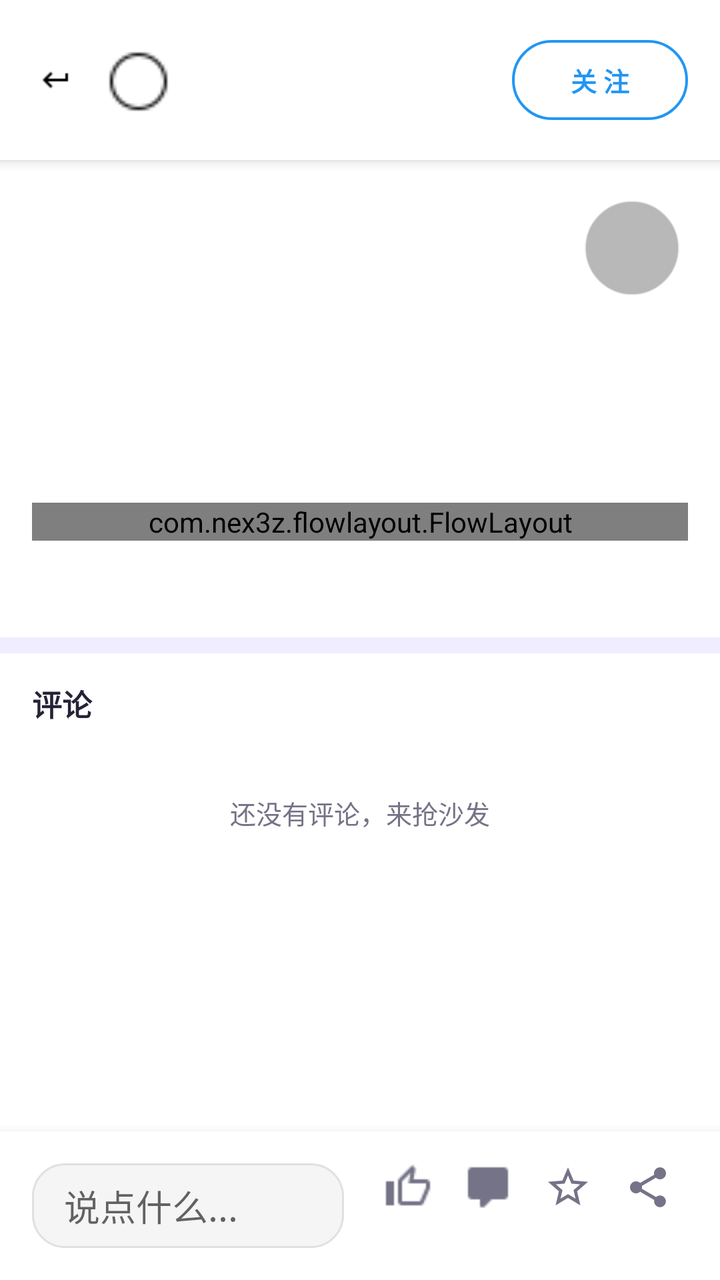
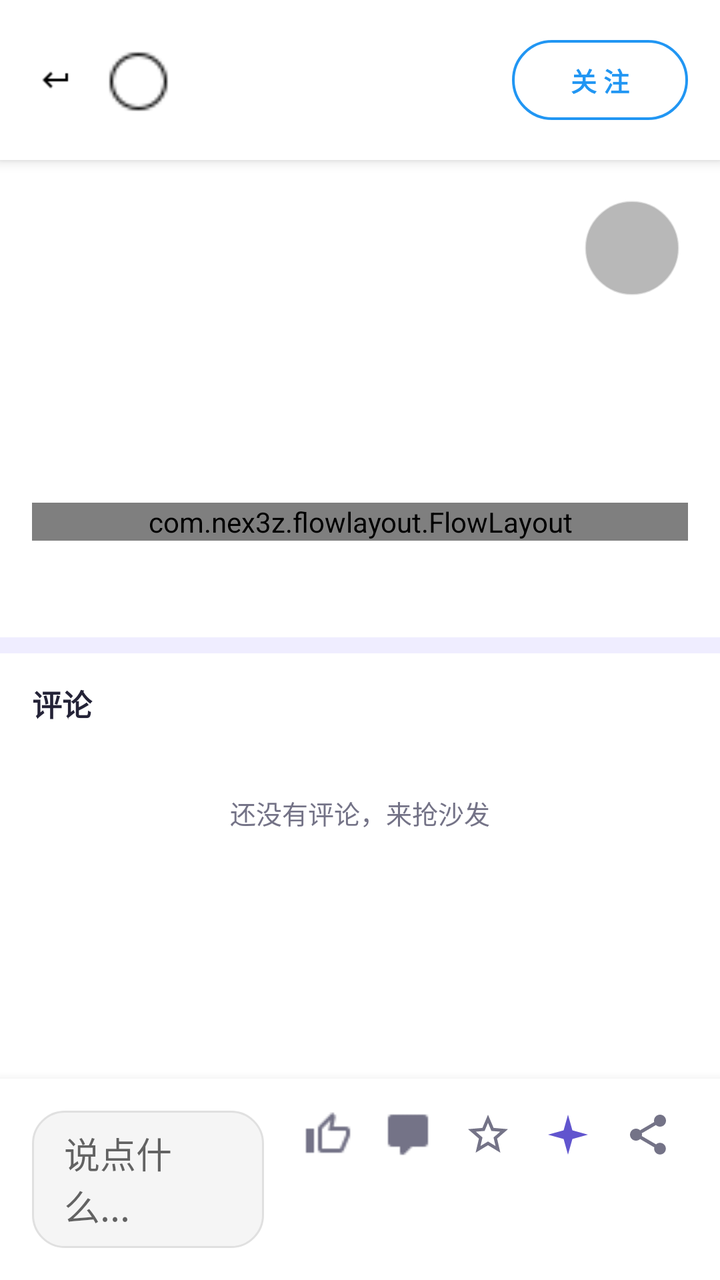

Before-and-after screenshots of an Android layout around one commit, followed by the original layout XML and the change that was made.
<!-- AndroidManifest.xml: application theme AppTheme -->
<!-- res/layout/activity_detail.xml -->
<?xml version="1.0" encoding="utf-8"?>
<androidx.coordinatorlayout.widget.CoordinatorLayout
    xmlns:android="http://schemas.android.com/apk/res/android"
    xmlns:app="http://schemas.android.com/apk/res-auto"
    android:id="@+id/root_layout"
    android:layout_width="match_parent"
    android:layout_height="match_parent"
    android:background="@color/white">

    
    <View
        android:id="@+id/background_overlay"
        android:layout_width="match_parent"
        android:layout_height="match_parent"
        android:background="#CCFFFFFF"
        android:alpha="0"
        android:clickable="false"
        android:focusable="false" />

    
    <FrameLayout
        android:id="@+id/scroll_container"
        android:layout_width="match_parent"
        android:layout_height="match_parent"
        android:clipChildren="false"
        android:clipToPadding="false">

        
        <androidx.core.widget.NestedScrollView
            android:id="@+id/nested_scroll_view"
            android:layout_width="match_parent"
            android:layout_height="match_parent"
            android:paddingBottom="80dp">

            <LinearLayout
                android:layout_width="match_parent"
                android:layout_height="wrap_content"
                android:orientation="vertical">

                
                <LinearLayout
                    android:id="@+id/top_bar"
                    android:layout_width="match_parent"
                    android:layout_height="wrap_content"
                    android:orientation="horizontal"
                    android:padding="16dp"
                    android:gravity="center_vertical"
                    android:background="@color/white"
                    android:elevation="4dp">

                    
                    <ImageView
                        android:id="@+id/back_button"
                        android:layout_width="24dp"
                        android:layout_height="24dp"
                        android:src="@drawable/ic_arrow_back"
                        android:contentDescription="返回"
                        android:padding="4dp"
                        android:background="?attr/selectableItemBackgroundBorderless" />

                    
                    <LinearLayout
                        android:id="@+id/author_container"
                        android:layout_width="0dp"
                        android:layout_height="wrap_content"
                        android:layout_weight="1"
                        android:orientation="horizontal"
                        android:paddingStart="12dp"
                        android:gravity="center_vertical"
                        android:clickable="true"
                        android:focusable="true"
                        android:foreground="?attr/selectableItemBackground">

                        
                        <ImageView
                            android:id="@+id/author_avatar"
                            android:layout_width="36dp"
                            android:layout_height="36dp"
                            android:scaleType="centerCrop"
                            android:background="@drawable/circle_bg"/>

                        
                        <TextView
                            android:id="@+id/author_name"
                            android:layout_width="wrap_content"
                            android:layout_height="wrap_content"
                            android:layout_marginStart="12dp"
                            android:textSize="14sp"
                            android:textStyle="bold"
                            android:textColor="@color/black"
                            android:maxLines="1"
                            android:ellipsize="end"/>
                    </LinearLayout>

                    
                    <com.google.android.material.button.MaterialButton
                        android:id="@+id/follow_button"
                        style="@style/Widget.Material3.Button.OutlinedButton"
                        android:layout_width="wrap_content"
                        android:layout_height="wrap_content"
                        android:text="关 注"
                        android:textColor="@color/primary_color"
                        android:textSize="13sp"
                        android:textStyle="bold"
                        app:cornerRadius="50dp"
                        app:rippleColor="@color/primary_color"
                        app:strokeColor="@color/primary_color"
                        app:strokeWidth="1.2dp" />


                </LinearLayout>

                
                <FrameLayout
                    android:id="@+id/image_container"
                    android:layout_width="match_parent"
                    android:layout_height="wrap_content"
                    android:clipChildren="true"
                    android:clipToPadding="true">

                    <androidx.viewpager2.widget.ViewPager2
                        android:id="@+id/image_pager"
                        android:layout_width="match_parent"
                        android:layout_height="wrap_content"
                        android:background="@color/black"/>

                    
                    <LinearLayout
                        android:id="@+id/progress_indicator"
                        android:layout_width="match_parent"
                        android:layout_height="wrap_content"
                        android:layout_gravity="bottom"
                        android:orientation="horizontal"
                        android:gravity="center"
                        android:paddingVertical="8dp"
                        android:visibility="gone"/>

                    
                    <ImageView
                        android:id="@+id/music_control_button"
                        android:layout_width="48dp"
                        android:layout_height="48dp"
                        android:layout_gravity="bottom|end"
                        android:layout_margin="20dp"
                    android:background="@drawable/circle_transparent_bg"
                    android:alpha="0.7"
                    android:contentDescription="音乐控制"
                    android:padding="12dp"
                    android:clickable="true"
                    android:focusable="true"/>

                </FrameLayout>

                
                <LinearLayout
                    android:id="@+id/content_layout"
                    android:layout_width="match_parent"
                    android:layout_height="wrap_content"
                    android:orientation="vertical"
                    android:padding="16dp">

                    
                    <TextView
                        android:id="@+id/title_text"
                        android:layout_width="match_parent"
                        android:layout_height="wrap_content"
                        android:textSize="18sp"
                        android:textStyle="bold"
                        android:textColor="@color/black"
                        android:lineSpacingExtra="4dp"/>

                    
                    <TextView
                        android:id="@+id/content_text"
                        android:layout_width="match_parent"
                        android:layout_height="wrap_content"
                        android:layout_marginTop="12dp"
                        android:textSize="14sp"
                        android:textColor="@color/profile_ink"
                        android:lineSpacingExtra="6dp"/>

                    
                    <TextView
                        android:id="@+id/summarize_entry"
                        android:layout_width="wrap_content"
                        android:layout_height="wrap_content"
                        android:layout_marginTop="10dp"
                        android:background="@drawable/edittext_rounded_bg"
                        android:paddingStart="14dp"
                        android:paddingEnd="14dp"
                        android:paddingTop="8dp"
                        android:paddingBottom="8dp"
                        android:text="@string/summarize_entry"
                        android:textColor="@color/primary_color"
                        android:textSize="13sp"
                        android:textStyle="bold"
                        android:visibility="gone" />

                    <TextView
                        android:id="@+id/summary_body"
                        android:layout_width="match_parent"
                        android:layout_height="wrap_content"
                        android:layout_marginTop="10dp"
                        android:padding="14dp"
                        android:background="@drawable/edittext_rounded_bg"
                        android:textColor="@color/profile_ink"
                        android:textSize="14sp"
                        android:lineSpacingExtra="6dp"
                        android:textIsSelectable="true"
                        android:visibility="gone" />

                    <LinearLayout
                        android:layout_width="match_parent"
                        android:layout_height="wrap_content"
                        android:orientation="horizontal">
                        <Button
                            android:id="@+id/summary_retry"
                            android:layout_width="wrap_content"
                            android:layout_height="wrap_content"
                            android:text="@string/search_retry"
                            android:visibility="gone" />
                        <Button
                            android:id="@+id/summary_stop"
                            android:layout_width="wrap_content"
                            android:layout_height="wrap_content"
                            android:text="@string/ai_stop"
                            android:visibility="gone" />
                    </LinearLayout>

                    
                    <com.nex3z.flowlayout.FlowLayout
                        android:id="@+id/tags_container"
                        android:layout_width="match_parent"
                        android:layout_height="wrap_content"
                        android:layout_marginTop="12dp"
                        android:orientation="horizontal"/>

                    
                    <TextView
                        android:id="@+id/publish_date"
                        android:layout_width="match_parent"
                        android:layout_height="wrap_content"
                        android:layout_marginTop="16dp"
                        android:textSize="12sp"
                        android:textColor="@color/profile_muted"/>
                </LinearLayout>

                
                <View
                    android:layout_width="match_parent"
                    android:layout_height="8dp"
                    android:background="@color/profile_soft" />

                <LinearLayout
                    android:layout_width="match_parent"
                    android:layout_height="wrap_content"
                    android:orientation="vertical"
                    android:paddingBottom="16dp">

                    <LinearLayout
                        android:layout_width="match_parent"
                        android:layout_height="wrap_content"
                        android:orientation="horizontal"
                        android:gravity="center_vertical"
                        android:paddingStart="16dp"
                        android:paddingEnd="16dp">

                        <TextView
                            android:id="@+id/comments_header"
                            android:layout_width="0dp"
                            android:layout_height="wrap_content"
                            android:layout_weight="1"
                            android:paddingTop="14dp"
                            android:paddingBottom="10dp"
                            android:text="@string/comments_header"
                            android:textSize="15sp"
                            android:textStyle="bold"
                            android:textColor="@color/profile_ink" />

                        
                        <TextView
                            android:id="@+id/auto_reply_entry"
                            android:layout_width="wrap_content"
                            android:layout_height="wrap_content"
                            android:paddingStart="8dp"
                            android:paddingEnd="4dp"
                            android:paddingTop="14dp"
                            android:paddingBottom="10dp"
                            android:text="@string/auto_reply_entry"
                            android:textColor="@color/profile_accent"
                            android:textSize="13sp"
                            android:visibility="gone" />
                    </LinearLayout>

                    <androidx.recyclerview.widget.RecyclerView
                        android:id="@+id/comments_list"
                        android:layout_width="match_parent"
                        android:layout_height="wrap_content"
                        android:nestedScrollingEnabled="false"
                        android:overScrollMode="never" />

                    <TextView
                        android:id="@+id/comments_empty"
                        android:layout_width="match_parent"
                        android:layout_height="wrap_content"
                        android:gravity="center"
                        android:padding="24dp"
                        android:text="@string/comments_empty"
                        android:textSize="13sp"
                        android:textColor="@color/profile_muted" />

                    <TextView
                        android:id="@+id/comments_more"
                        android:layout_width="match_parent"
                        android:layout_height="wrap_content"
                        android:gravity="center"
                        android:padding="10dp"
                        android:textSize="13sp"
                        android:textColor="@color/profile_accent"
                        android:visibility="gone" />
                </LinearLayout>
            </LinearLayout>
        </androidx.core.widget.NestedScrollView>
    </FrameLayout>

    
    <LinearLayout
        android:id="@+id/bottom_bar"
        android:layout_width="match_parent"
        android:layout_height="wrap_content"
        android:layout_gravity="bottom"
        android:orientation="horizontal"
        android:background="@color/white"
        android:padding="16dp"
        android:elevation="8dp"
        app:layout_behavior="com.google.android.material.behavior.HideBottomViewOnScrollBehavior">

        
        <EditText
            android:id="@+id/comment_input"
            android:layout_width="0dp"
            android:layout_height="wrap_content"
            android:minHeight="40dp"
            android:layout_weight="1"
            android:layout_marginEnd="12dp"
            android:hint="@string/comments_input_hint"
            android:background="@drawable/edittext_rounded_bg"
            android:paddingStart="16dp"
            android:paddingEnd="16dp"
            android:paddingTop="8dp"
            android:paddingBottom="8dp"
            android:maxLines="3"
            android:imeOptions="actionSend"
            android:inputType="textMultiLine|textCapSentences"/>

        
        <TextView
            android:id="@+id/comment_send"
            android:layout_width="wrap_content"
            android:layout_height="wrap_content"
            android:layout_gravity="center_vertical"
            android:layout_marginEnd="12dp"
            android:background="@drawable/edittext_rounded_bg"
            android:paddingStart="14dp"
            android:paddingEnd="14dp"
            android:paddingTop="8dp"
            android:paddingBottom="8dp"
            android:text="@string/comments_send"
            android:textColor="@color/primary_color"
            android:textSize="14sp"
            android:textStyle="bold"
            android:visibility="gone" />

        
        <ImageView
            android:id="@+id/like_button"
            android:layout_width="24dp"
            android:layout_height="24dp"
            android:layout_marginHorizontal="8dp"
            android:src="@drawable/ic_thumb_up_outline"
            app:tint="@color/profile_muted" />

        
        <ImageView
            android:id="@+id/comment_button"
            android:layout_width="24dp"
            android:layout_height="24dp"
            android:layout_marginHorizontal="8dp"
            android:src="@drawable/ic_comment_outline"
            app:tint="@color/profile_muted" />

        
        <ImageView
            android:id="@+id/collect_button"
            android:layout_width="24dp"
            android:layout_height="24dp"
            android:layout_marginHorizontal="8dp"
            android:src="@drawable/ic_star_outline"
            app:tint="@color/profile_muted" />

        
        <ImageView
            android:id="@+id/share_button"
            android:layout_width="24dp"
            android:layout_height="24dp"
            android:layout_marginHorizontal="8dp"
            android:src="@drawable/ic_share"
            app:tint="@color/profile_muted" />
    </LinearLayout>

</androidx.coordinatorlayout.widget.CoordinatorLayout>
<!-- resources referenced by this layout -->
<resources>
  <color name="black">#FF000000</color>
  <color name="primary_color">#FF2196F3</color>
  <color name="profile_accent">#6155CE</color>
  <color name="profile_ink">#242337</color>
  <color name="profile_muted">#747387</color>
  <color name="profile_soft">#EFEDFF</color>
  <color name="white">#FFFFFFFF</color>
  <!-- drawable circle_transparent_bg (drawable) -->
  <?xml version="1.0" encoding="utf-8"?>
  <shape xmlns:android="http://schemas.android.com/apk/res/android"
      android:shape="oval">
      <solid android:color="#66000000" /> 
      <stroke
          android:width="1dp"
          android:color="#88FFFFFF" /> 
  </shape>
  <!-- drawable edittext_rounded_bg (drawable) -->
  <?xml version="1.0" encoding="utf-8"?>
  <shape xmlns:android="http://schemas.android.com/apk/res/android"
      android:shape="rectangle">
      <solid android:color="@color/gray_100" />
      <corners android:radius="16dp" /> 
      <stroke
          android:width="1dp"
          android:color="@color/gray_300" />
  </shape>
  <string name="ai_stop">停止</string>
  <string name="auto_reply_entry">自动回复</string>
  <string name="comments_empty">还没有评论，来抢沙发</string>
  <string name="comments_header">评论</string>
  <string name="comments_input_hint">说点什么...</string>
  <string name="comments_send">发送</string>
  <string name="search_retry">重试</string>
  <string name="summarize_entry">✨ 提炼要点</string>
  <color name="gray_100">#FFF5F5F5</color>
  <color name="gray_300">#FFE0E0E0</color>
  <color name="gray_600">#FF757575</color>
  <color name="brand_violet_deep">#FF4A3FB8</color>
  <color name="brand_violet_light">#FF8B7FF5</color>
  <color name="brand_violet">#FF6155CE</color>
  <color name="profile_bg">#F7F7FC</color>
  <color name="profile_surface">#FFFFFF</color>
  <color name="profile_error">#B3261E</color>
  <color name="accent_ripple">#1F6155CE</color>
  <style name="ShapeRounded.Small" parent="ShapeAppearance.MaterialComponents.SmallComponent">
          <item name="cornerFamily">rounded</item>
          <item name="cornerSize">@dimen/radius_control</item>
      </style>
  <style name="ShapeRounded.Medium" parent="ShapeAppearance.MaterialComponents.MediumComponent">
          <item name="cornerFamily">rounded</item>
          <item name="cornerSize">@dimen/radius_card</item>
      </style>
  <style name="ShapeRounded.Large" parent="ShapeAppearance.MaterialComponents.LargeComponent">
          <item name="cornerFamily">rounded</item>
          <item name="cornerSize">24dp</item>
      </style>
  <style name="Widget.PixelFlow.Button" parent="Widget.MaterialComponents.Button">
          <item name="android:minHeight">52dp</item>
          <item name="android:textSize">15sp</item>
          <item name="android:textAllCaps">false</item>
          <item name="android:insetTop">0dp</item>
          <item name="android:insetBottom">0dp</item>
          <item name="cornerRadius">@dimen/radius_pill</item>
          <item name="android:textColor">@color/white</item>
      </style>
  <dimen name="radius_control">12dp</dimen>
  <dimen name="radius_card">16dp</dimen>
  <dimen name="radius_pill">22dp</dimen>
  <!-- unchanged entries left out for length: 7 -->
</resources>

<!-- the commit's change to res/layout/activity_detail.xml (unified diff, before → after) -->
@@ -400,6 +400,15 @@
 
         
         <ImageView
+            android:id="@+id/copilot_button"
+            android:layout_width="24dp"
+            android:layout_height="24dp"
+            android:layout_marginHorizontal="8dp"
+            android:contentDescription="@string/copilot_title"
+            android:src="@drawable/ic_sparkle"
+            android:tint="@color/profile_accent" />
+        
+        <ImageView
             android:id="@+id/share_button"
             android:layout_width="24dp"
             android:layout_height="24dp"
<!-- resource entries referenced after the edit -->
@@ -26,12 +26,24 @@
           android:width="1dp"
           android:color="@color/gray_300" />
   </shape>
+  <!-- drawable ic_sparkle (drawable) -->
+  <?xml version="1.0" encoding="utf-8"?>
+  <vector xmlns:android="http://schemas.android.com/apk/res/android"
+      android:width="20dp"
+      android:height="20dp"
+      android:viewportWidth="24"
+      android:viewportHeight="24">
+      <path
+          android:fillColor="#FFFFFF"
+          android:pathData="M12,2 L14.2,9.8 L22,12 L14.2,14.2 L12,22 L9.8,14.2 L2,12 L9.8,9.8 Z" />
+  </vector>
   <string name="ai_stop">停止</string>
   <string name="auto_reply_entry">自动回复</string>
   <string name="comments_empty">还没有评论，来抢沙发</string>
   <string name="comments_header">评论</string>
   <string name="comments_input_hint">说点什么...</string>
   <string name="comments_send">发送</string>
+  <string name="copilot_title">AI 助手</string>
   <string name="search_retry">重试</string>
   <string name="summarize_entry">✨ 提炼要点</string>
   <color name="gray_100">#FFF5F5F5</color>
